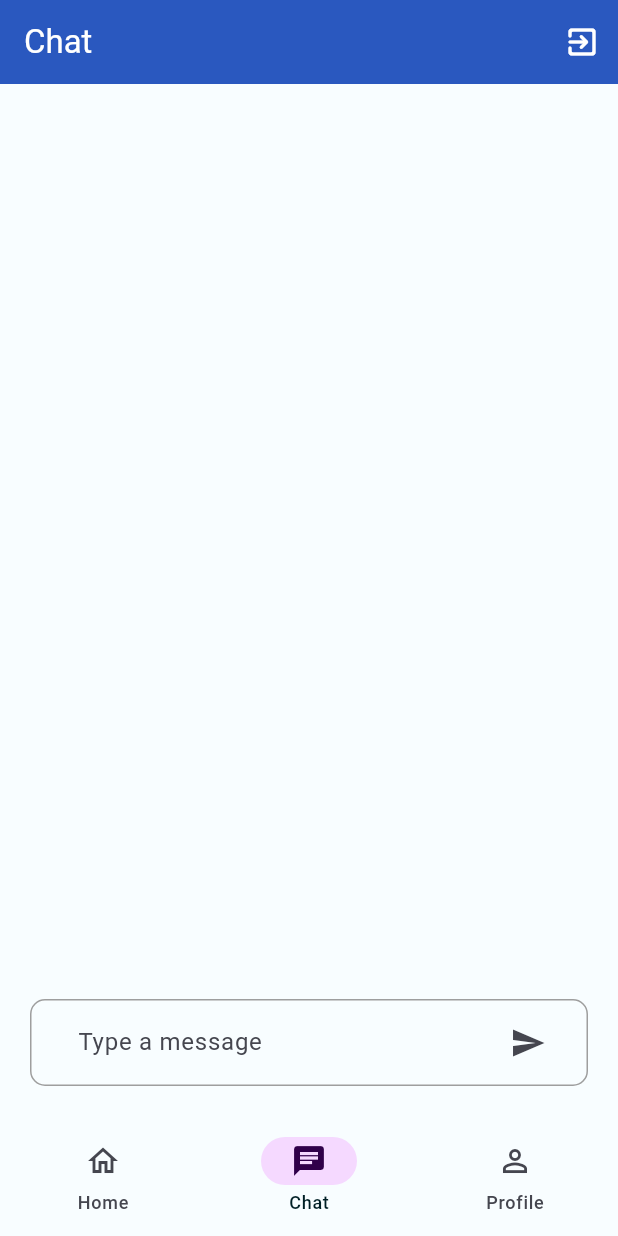
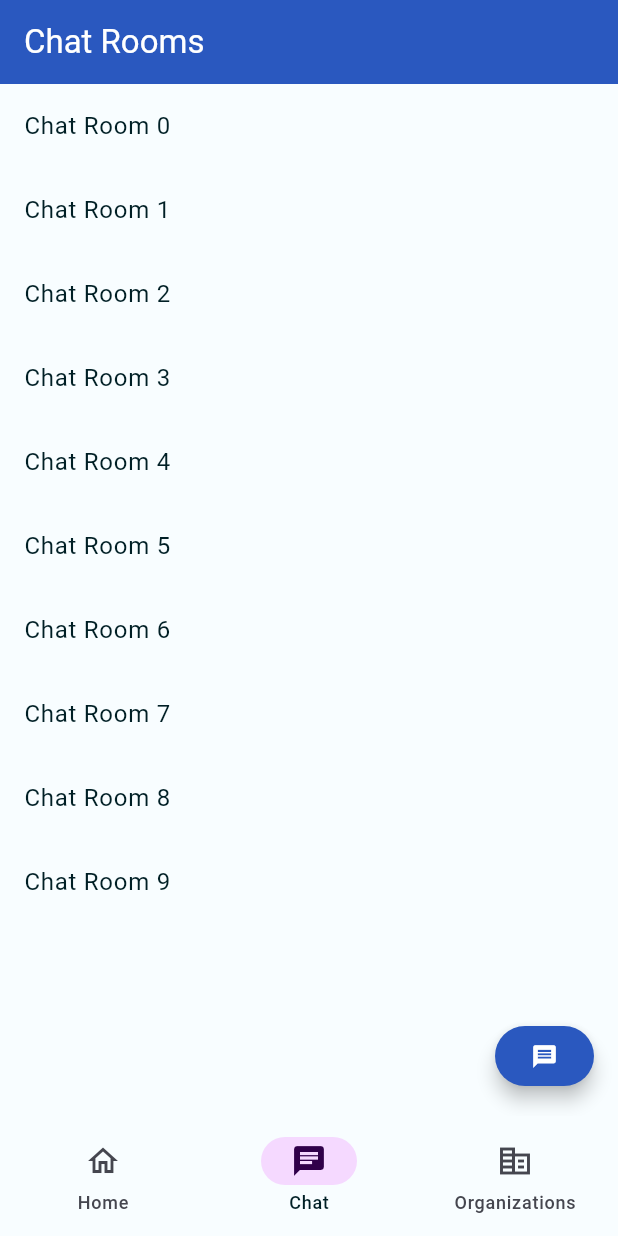
Before and after one commit to arrtttt/MindWellApp, a Flutter app: the screen it shows after launch, item 2 of the bottom bar chosen, on a phone screen of 412 x 824 dp. Run offline on Flutter 3.47's test engine with Material 3 defaults, Android fonts, the phone set to English and light mode, and no system bars; missing offline and left inert: google_gemini.

Commit message:
add some visuals an routes

```diff
--- a/lib/routes/app_routes.dart
+++ b/lib/routes/app_routes.dart
@@ -1,18 +1,20 @@
 import 'package:flutter/material.dart';
-import 'package:mindwell/screens/chat_screen.dart';
+import 'package:mindwell/screens/chats/chat_screenAI.dart';
+import 'package:mindwell/screens/chats/chat_screen.dart';
 import 'package:mindwell/screens/home_screen.dart';
 import 'package:mindwell/screens/information_screen.dart';
 import 'package:mindwell/screens/init_screen.dart';
 import 'package:mindwell/screens/login/login_screen.dart';
-import 'package:mindwell/screens/profile_screen.dart';
+import 'package:mindwell/screens/profiles/profile_screen.dart';
+import 'package:mindwell/screens/profiles/psico_profile_screen.dart';
 import 'package:mindwell/screens/psico_avalible_screen.dart';
-import 'package:mindwell/screens/psico_profile_screen.dart';
 import 'package:mindwell/screens/register/register_screen.dart';
 import 'package:mindwell/screens/setting/help_settings_screen.dart';
 import 'package:mindwell/screens/setting/language_settings_screen.dart';
 import 'package:mindwell/screens/setting/notification_settings_screen.dart';
 import 'package:mindwell/screens/setting/privacy_settings_screen.dart';
 import 'package:mindwell/screens/settings_screen.dart';
+import '../screens/chats/chat_room_list.dart';
 
 Map<String, WidgetBuilder> appRoutes = {
   '/home': (BuildContext context) => const HomeScreen(),
@@ -31,4 +33,6 @@ Map<String, WidgetBuilder> appRoutes = {
       const LanguageSettingsScreen(),
   '/privacy_settings': (BuildContext context) => const PrivacySettingsScreen(),
   '/help': (BuildContext context) => const HelpSettingsScreen(),
+  '/chat_list': (BuildContext context) => const ChatRoomList(),
+  '/chat_AI': (BuildContext context) => const ChatScreenAI(),
 };
--- a/lib/routes/routes.dart
+++ b/lib/routes/routes.dart
@@ -22,4 +22,5 @@ class Routes {
   static const String privacySettings = '/privacy_settings';
   static const String help = '/help';
   static const String listado = '/list';
+  static const String chatAI = '/chat_AI';
 }
--- /dev/null
+++ b/lib/screens/chats/chat_room_list.dart
@@ -0,0 +1,31 @@
+import 'package:flutter/material.dart';
+import 'package:mindwell/routes/routes.dart';
+
+class ChatRoomList extends StatelessWidget {
+  const ChatRoomList({super.key});
+
+  @override
+  Widget build(BuildContext context) {
+    return Scaffold(
+        appBar: AppBar(
+          title: const Text('Chat Rooms'),
+        ),
+        body: ListView.builder(
+          itemCount: 10,
+          itemBuilder: (BuildContext context, int index) {
+            return ListTile(
+              title: Text('Chat Room $index'),
+              onTap: () {
+                Navigator.of(context).pushNamed(Routes.chat);
+              },
+            );
+          },
+        ),
+        floatingActionButton: ElevatedButton(
+          onPressed: () {
+            Navigator.of(context).pushNamed(Routes.chatAI);
+          },
+          child: const Icon(Icons.message),
+        ));
+  }
+}
--- a/lib/screens/home_screen.dart
+++ b/lib/screens/home_screen.dart
@@ -1,8 +1,7 @@
 import 'package:flutter/material.dart';
-import 'package:mindwell/screens/chat_screen.dart';
-
+import 'chats/chat_room_list.dart';
 import 'init_screen.dart';
-import 'profile_screen.dart';
+import 'psico_avalible_screen.dart';
 
 class HomeScreen extends StatefulWidget {
   const HomeScreen({super.key});
@@ -19,8 +18,8 @@ class _HomeScreenState extends State<HomeScreen> {
     return Scaffold(
         body: [
           const InitScreen(),
-          const ChatScreen(),
-          const ProfileScreen(),
+          const ChatRoomList(),
+          const PsicoAvalibleScreen(),
         ][currentPageIndex],
         bottomNavigationBar: NavigationBar(
           destinations: const [
@@ -35,9 +34,9 @@ class _HomeScreenState extends State<HomeScreen> {
               selectedIcon: Icon(Icons.chat),
             ),
             NavigationDestination(
-              label: 'Profile',
-              icon: Icon(Icons.person_outline),
-              selectedIcon: Icon(Icons.person),
+              label: 'Organizations',
+              icon: Icon(Icons.corporate_fare_outlined),
+              selectedIcon: Icon(Icons.corporate_fare),
             ),
           ],
           selectedIndex: currentPageIndex,
@@ -46,6 +45,7 @@ class _HomeScreenState extends State<HomeScreen> {
               currentPageIndex = index;
             });
           },
+          animationDuration: const Duration(milliseconds: 300),
         ));
   }
 }
```
Also changed, not shown: lib/screens/chats/chat_screen.dart (added, +147 -0 lines), lib/screens/chats/chat_screenAI.dart (renamed from lib/screens/chat_screen.dart, +4 -4 lines), lib/screens/init_screen.dart (+9 -0 lines), lib/screens/profiles/profile_screen.dart (renamed from lib/screens/profile_screen.dart), lib/screens/profiles/psico_profile_screen.dart (renamed from lib/screens/psico_profile_screen.dart).
